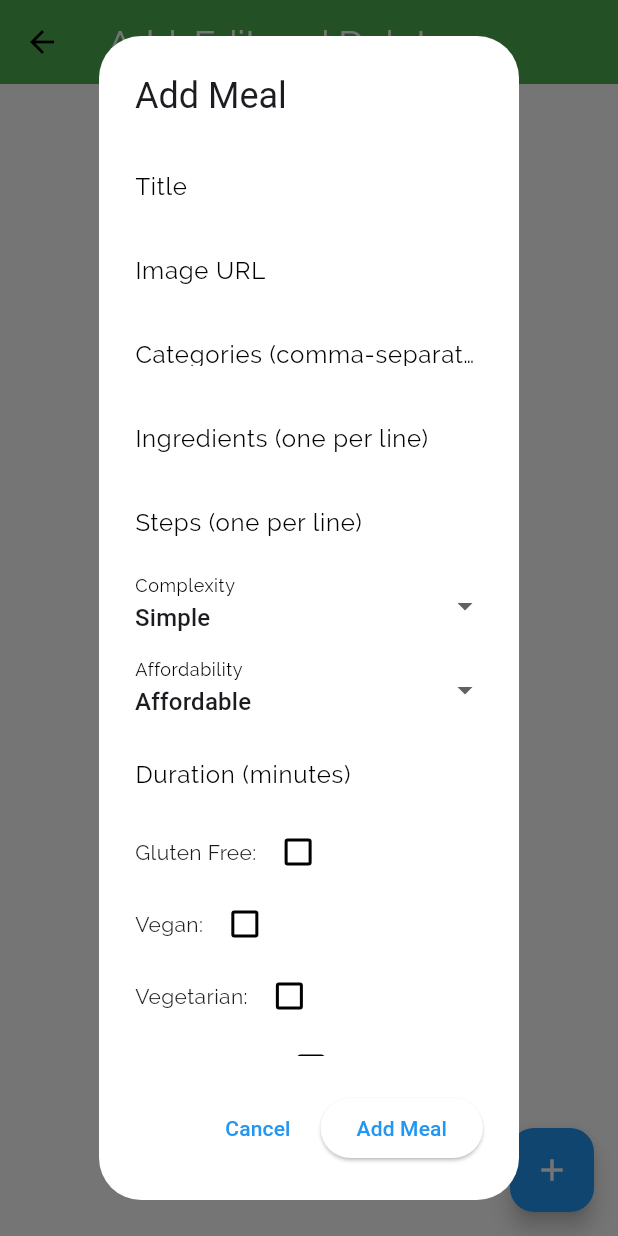
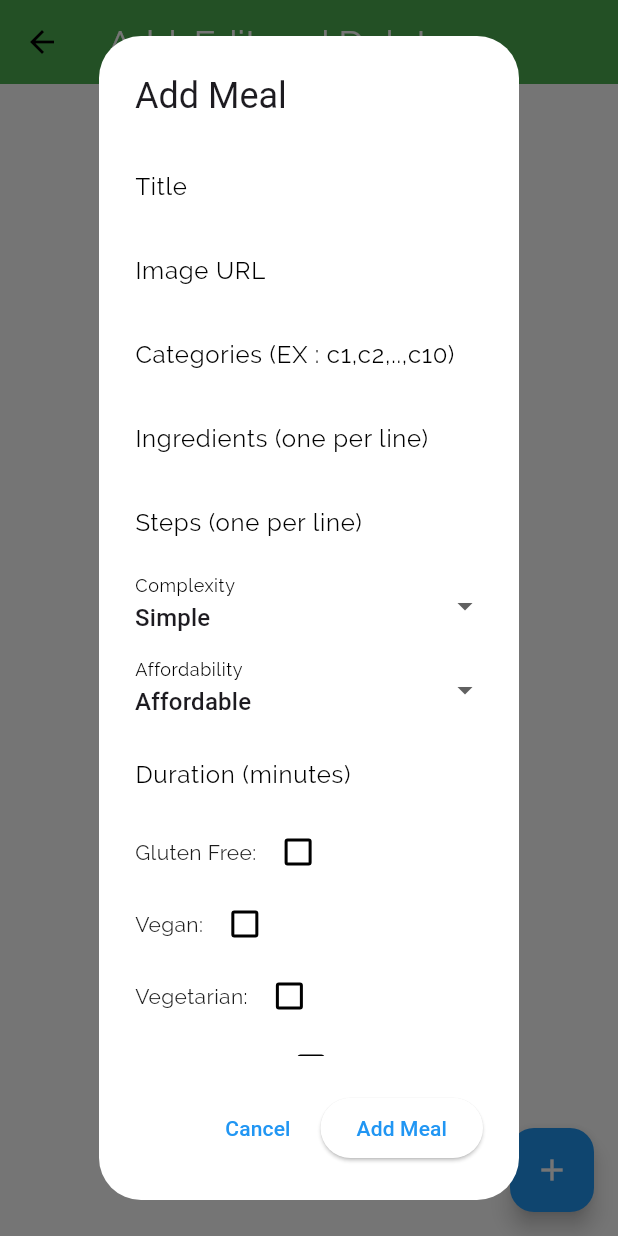
Before and after one commit to SsKristianto/resep_app, a Flutter app: the RecipeScreen screen opened directly, after a tap on the "add" icon, on a phone screen of 412 x 824 dp. Run offline on Flutter 3.47's test engine with Material 3 defaults, Android fonts, the phone set to English and light mode, and no system bars; our stand-ins replace sqflite; accounts and stored records are empty.

Commit message:
nambah detail

```diff
--- a/lib/screens/recipe_screen.dart
+++ b/lib/screens/recipe_screen.dart
@@ -81,7 +81,7 @@ class _RecipeScreenState extends State<RecipeScreen> {
               ),
               TextField(
                 decoration:
-                InputDecoration(labelText: 'Categories (comma-separated)'),
+                InputDecoration(labelText: 'Categories (EX : c1,c2,..,c10)'),
                 controller: categoriesController,
               ),
               TextField(
```
Also changed, not shown: 1 other file.
